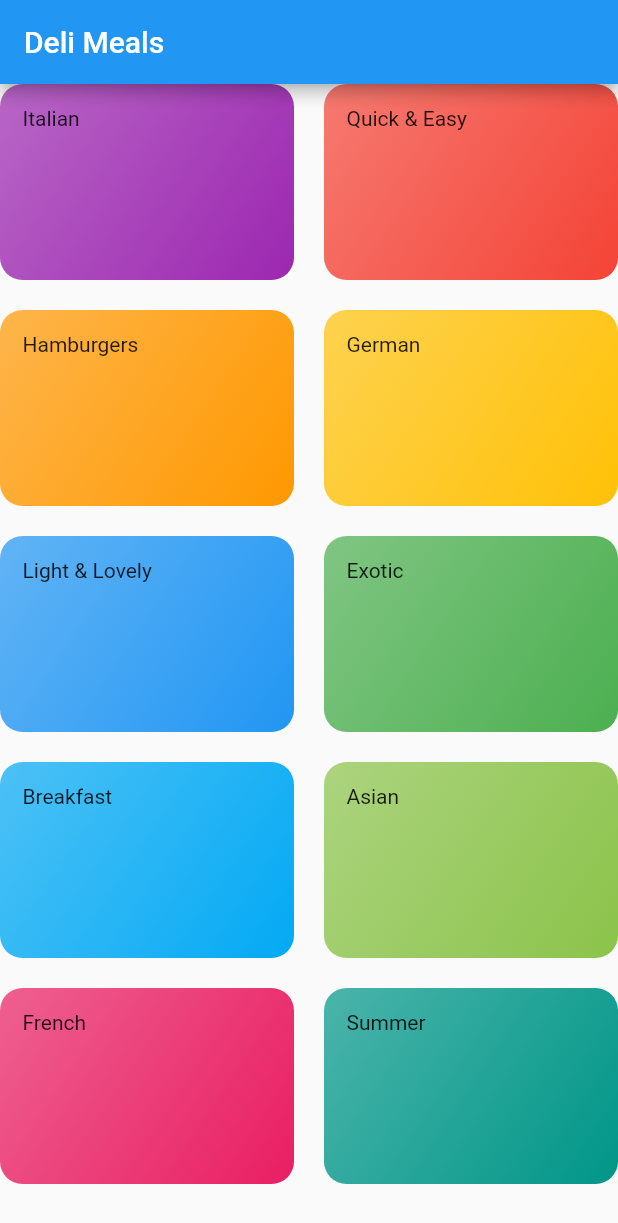
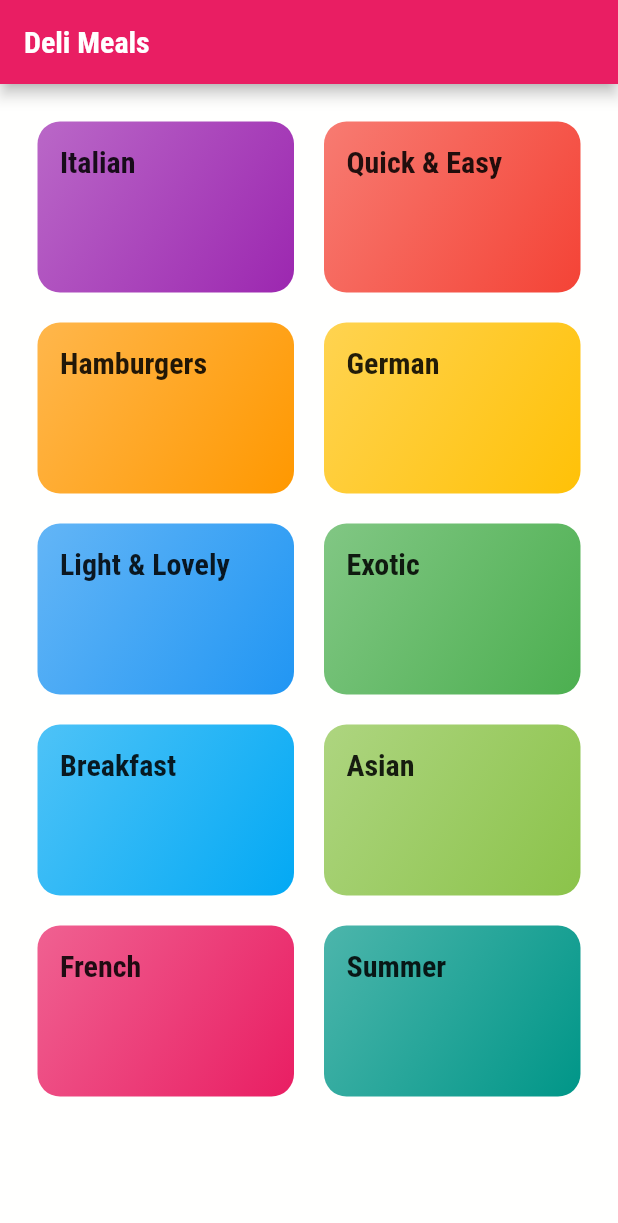
Before and after one commit to stevematdavies/meals_app, a Flutter app: the screen it shows after launch, on a phone screen of 412 x 824 dp. Shown: the top 1223 px of the screen. Run offline on Flutter 3.47's test engine with Material 2 defaults, Android fonts, the phone set to English and light mode, and no system bars.

Commit message:
Adding resources and some themeing

```diff
--- a/lib/categories_screen.dart
+++ b/lib/categories_screen.dart
@@ -12,6 +12,7 @@ class CategoriesScreen extends StatelessWidget {
         title: const Text('Deli Meals')
       ),
       body: GridView(
+        padding: const EdgeInsets.all(25),
           gridDelegate: const SliverGridDelegateWithMaxCrossAxisExtent(
             maxCrossAxisExtent: 200,
             childAspectRatio: 3 / 2,
--- a/lib/category_item.dart
+++ b/lib/category_item.dart
@@ -23,7 +23,10 @@ class CategoryItem extends StatelessWidget {
         ),
         borderRadius: BorderRadius.circular(15)
       ),
-      child: Text(category.title),
+      child: Text(
+        category.title,
+        style: Theme.of(context).textTheme.headline6,
+      ),
     );
   }
 }
--- a/lib/main.dart
+++ b/lib/main.dart
@@ -13,7 +13,20 @@ class MealApp extends StatelessWidget {
     return MaterialApp(
       title: 'Deli Meals',
       theme: ThemeData(
-        primarySwatch: Colors.blue,
+        colorScheme: ColorScheme.fromSwatch(
+          primarySwatch: Colors.pink,
+        ).copyWith(secondary: Colors.amber),
+        canvasColor: const Color.fromRGBO(255, 255, 254, 1),
+        fontFamily: 'Raleway',
+        textTheme: ThemeData.light().textTheme.copyWith(
+          bodyText1: const TextStyle(color: Color.fromRGBO(20, 51, 51, 1)),
+          bodyText2: const TextStyle(color: Color.fromRGBO(20, 51, 51, 1)),
+          headline6: const TextStyle(
+            fontSize: 20,
+            fontFamily: 'RobotoCondensed',
+            fontWeight: FontWeight.bold
+          )
+        )
       ),
       home: const CategoriesScreen(),
     );
```
Also changed, not shown: pubspec.yaml (+19 -11 lines), assets/fonts/Raleway-Black.ttf (added), assets/fonts/Raleway-Bold.ttf (added), assets/fonts/Raleway-Regular.ttf (added), assets/fonts/RobotoCondensed-Bold.ttf (added), assets/fonts/RobotoCondensed-Italic.ttf (added), assets/fonts/RobotoCondensed-Light.ttf (added), assets/fonts/RobotoCondensed-Regular.ttf (added).
